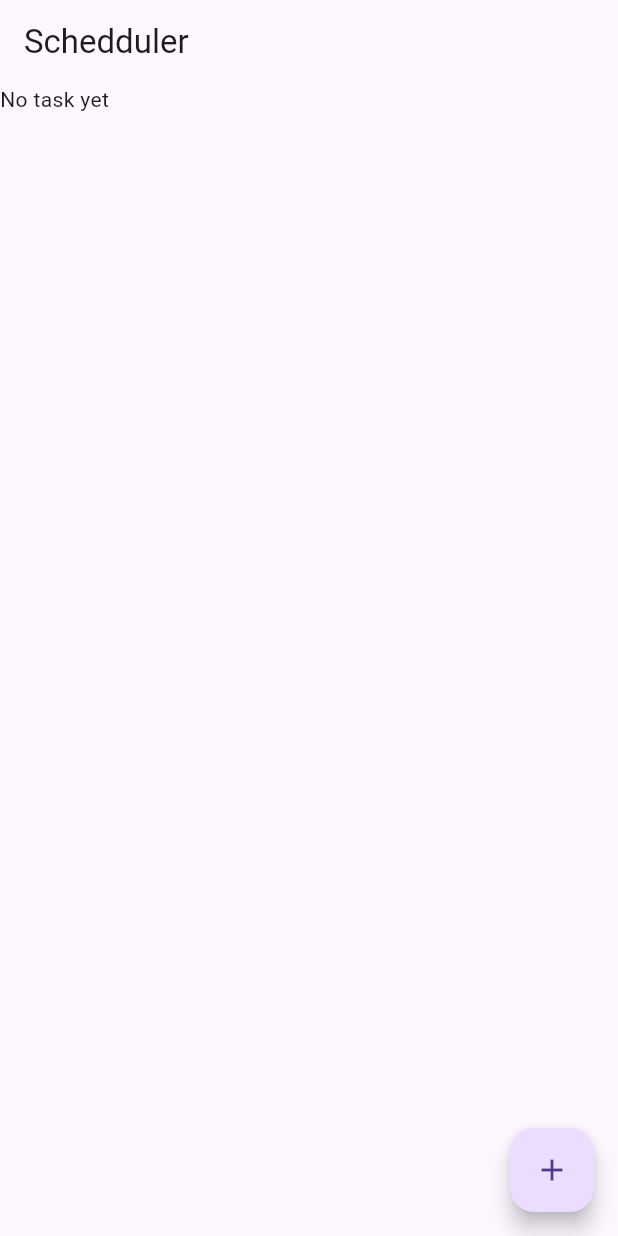
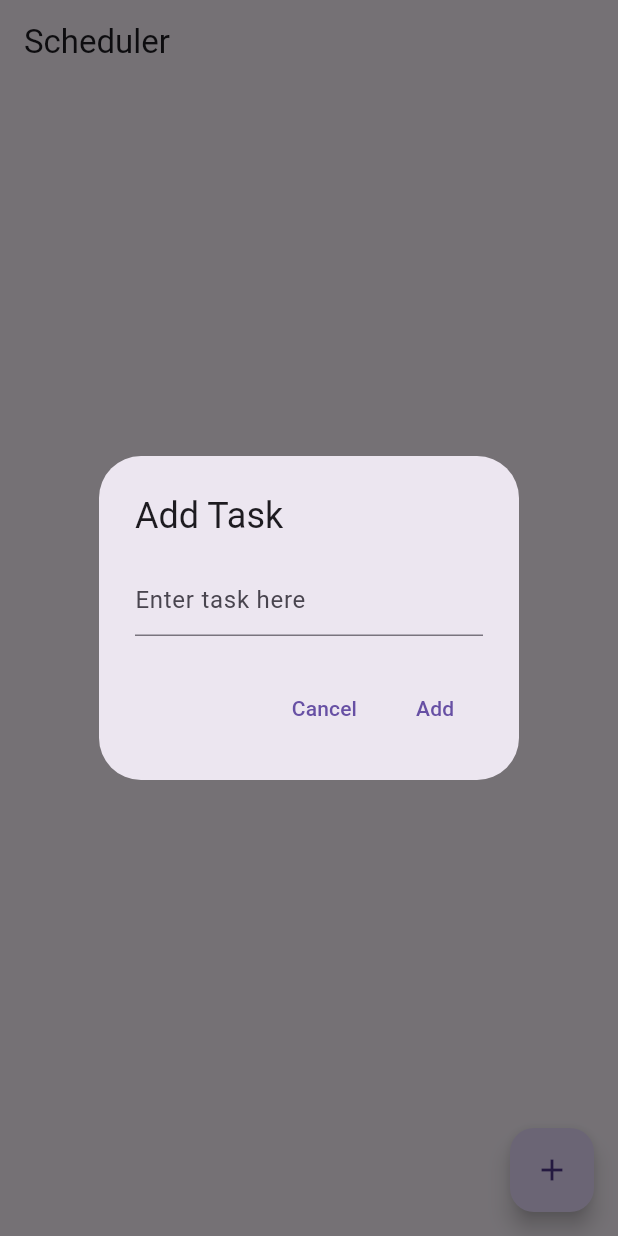
Before and after one commit to sathvik-sp/scheduler_app, a Flutter app: the screen it shows after launch, after a tap on the "add" icon, on a phone screen of 412 x 824 dp. Run offline on Flutter 3.47's test engine with Material 3 defaults, Android fonts, the phone set to English and light mode, and no system bars.

Commit message:
added a task with sub lists

```diff
--- a/lib/home_page.dart
+++ b/lib/home_page.dart
@@ -8,17 +8,122 @@ class HomePage extends StatefulWidget {
 }
 
 class HomePageState extends State<HomePage> {
-  final List<String> tasks = [];
+  final List<Task> tasks = [];
+
+  void addTask(String taskName) {
+    setState(() {
+      tasks.add(Task(name: taskName));
+    });
+  }
+
+  Future<void> addTaskDialogue() async {
+    String newTask = "";
+    await showDialog<void>(
+      context: context,
+      builder: (BuildContext context) {
+        return AlertDialog(
+          title: Text("Add Task"),
+          content: TextField(
+            onChanged: (value) {
+              newTask = value;
+            },
+            decoration: InputDecoration(hintText: "Enter task here"),
+          ),
+          actions: <Widget>[
+            TextButton(
+              child: Text("Cancel"),
+              onPressed: () {
+                Navigator.of(context).pop();
+              },
+            ),
+            TextButton(
+              child: Text("Add"),
+              onPressed: () {
+                addTask(newTask);
+                Navigator.of(context).pop();
+              },
+            ),
+          ],
+        );
+      },
+    );
+  }
+
+  Future<void> addSubtaskDialogue(Task task) async {
+    String newSubtask = "";
+    await showDialog<void>(
+      context: context,
+      builder: (BuildContext context) {
+        return AlertDialog(
+          title: Text("Add Subtask"),
+          content: TextField(
+            onChanged: (value) {
+              newSubtask = value;
+            },
+            decoration: InputDecoration(hintText: "Enter subtask here"),
+          ),
+          actions: <Widget>[
+            TextButton(
+              child: Text("Cancel"),
+              onPressed: () {
+                Navigator.of(context).pop();
+              },
+            ),
+            TextButton(
+              child: Text("Add"),
+              onPressed: () {
+                setState(() {
+                  task.subtasks.add(Subtask(name: newSubtask));
+                });
+                Navigator.of(context).pop();
+              },
+            ),
+          ],
+        );
+      },
+    );
+  }
+
   @override
   Widget build(BuildContext context) {
     return MaterialApp(
       home: Scaffold(
         appBar: AppBar(
-          title: Text('Schedduler'),
+          title: Text('Scheduler'),
         ),
-        body: Text("No task yet"),
+        body: ListView.builder(
+          itemCount: tasks.length,
+          itemBuilder: (context, index) {
+            final task = tasks[index];
+            return Card(
+              shape: RoundedRectangleBorder(
+                borderRadius: BorderRadius.circular(15.0),
+              ),
+              child: ExpansionTile(
+                title: Text(task.name),
+                children: task.subtasks.map((subtask) {
+                  return ListTile(
+                    leading: Checkbox(
+                      value: subtask.completed,
+                      onChanged: (bool? value) {
+                        setState(() {
+                          subtask.completed = value!;
+                        });
+                      },
+                    ),
+                    title: Text(subtask.name),
+                  );
+                }).toList(),
+                trailing: IconButton(
+                  icon: Icon(Icons.add),
+                  onPressed: () => addSubtaskDialogue(task),
+                ),
+              ),
+            );
+          },
+        ),
         floatingActionButton: FloatingActionButton(
-          onPressed: () async {},
+          onPressed: addTaskDialogue,
           tooltip: "Add task",
           child: Icon(Icons.add),
         ),
@@ -27,3 +132,21 @@ class HomePageState extends State<HomePage> {
     );
   }
 }
+
+class Task {
+  String name;
+  List<Subtask> subtasks = [];
+
+  Task({required this.name});
+}
+
+class Subtask {
+  String name;
+  bool completed = false;
+
+  Subtask({required this.name});
+}
+
+void main() {
+  runApp(HomePage());
+}
--- a/lib/main.dart
+++ b/lib/main.dart
@@ -12,8 +12,8 @@ class MyApp extends StatelessWidget {
   Widget build(BuildContext context) {
     return MaterialApp(
         title: 'Scheduler App',
-        theme:
-            ThemeData(brightness: Brightness.dark, primaryColor: Colors.black),
+        // theme:
+        //     ThemeData(brightness: Brightness.dark, primaryColor: Colors.black),
         home: const HomePage());
   }
 }
```
